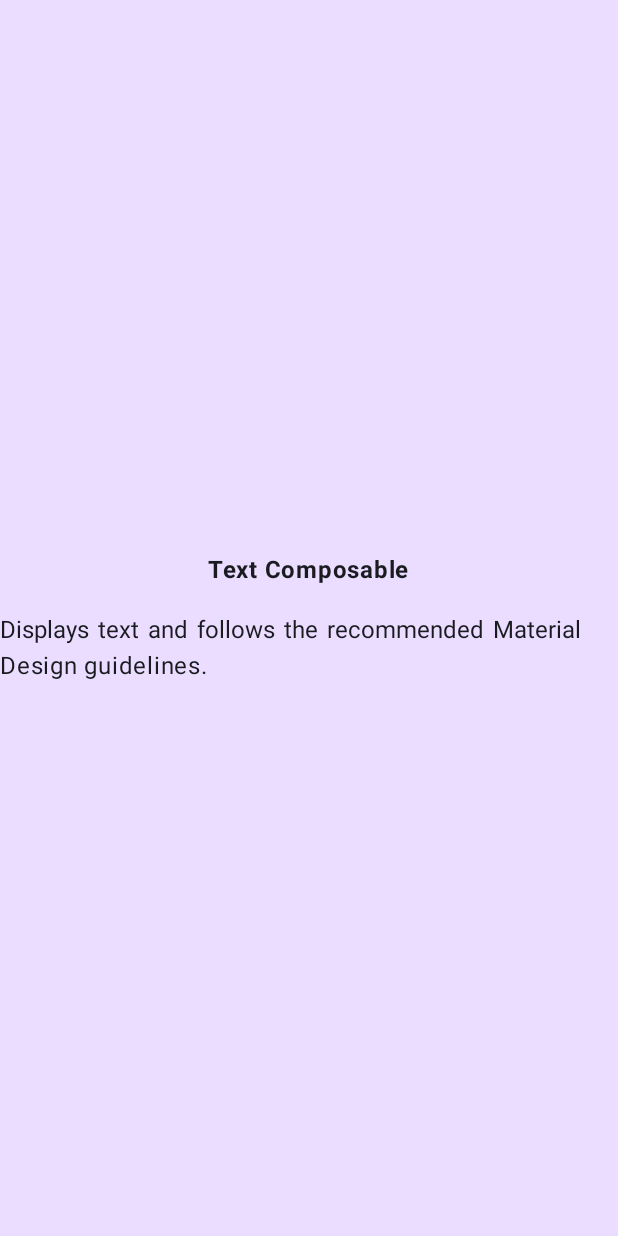
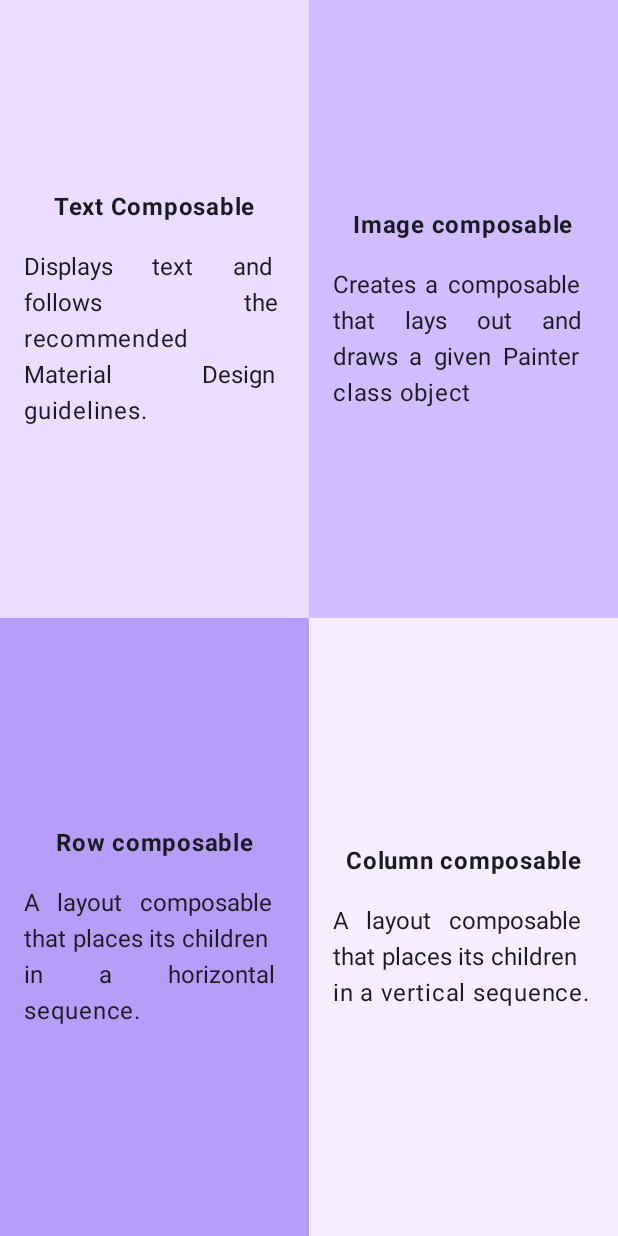
Before and after one commit to DonMykl/ComposeQuadrants, an Android app built with Jetpack Compose: the screen it shows after launch (MainActivity), on a phone screen of 412 x 824 dp. Run offline under Robolectric (Android 15) with nearby library versions, the phone set to English and light mode, and no system bars.

Commit message:
Finalized the last 2 Quadrants, added 16.dp padding to all Quadrants

```diff
--- a/app/src/main/java/com/example/composequadrants/MainActivity.kt
+++ b/app/src/main/java/com/example/composequadrants/MainActivity.kt
@@ -50,7 +50,8 @@ fun Quadrants(
     Column (
         modifier = modifier
             .fillMaxSize()
-            .background(backgroundColor),
+            .background(backgroundColor)
+            .padding(all = 16.dp),
         verticalArrangement = Arrangement.Center,
         horizontalAlignment = Alignment.CenterHorizontally) {
         Text(
@@ -68,19 +69,36 @@ fun Quadrants(
 
 @Composable
 fun DisplayQuadrants(modifier: Modifier = Modifier) {
-    Row(modifier.fillMaxSize()){
+    Column (Modifier.fillMaxSize()) {
+        Row(Modifier.weight(1f)){
             Quadrants(
                 title = stringResource(id = R.string.text_composable_text),
                 description = stringResource(id = R.string.text_composable_description),
                 backgroundColor = Color(0xFFEADDFF),
                 modifier = Modifier.weight(1f)
             )
+            Quadrants(
+                title = stringResource(id = R.string.image_composable_text),
+                description = stringResource(id = R.string.image_composable_description) ,
+                backgroundColor = Color(0xFFD0BCFF),
+                modifier = Modifier.weight(1f))
+        }
+        Row(Modifier.weight(1f)){
+                Quadrants(
+                    title = stringResource(R.string.row_composable_text),
+                    description = stringResource(R.string.row_composable_description),
+                    backgroundColor = Color(0xFFB69DF8),
+                    modifier = modifier.weight(1f))
+            Quadrants(
+                title = stringResource(R.string.column_composable_text),
+                description = stringResource(R.string.column_composable_description),
+                backgroundColor = Color(0xFFF6EDFF),
+                modifier = modifier.weight(1f))
+            }
         }
 
+    }
 
-
-
-}
 
 
 
--- a/app/src/main/res/values/strings.xml
+++ b/app/src/main/res/values/strings.xml
@@ -7,6 +7,7 @@
     <string name="row_composable_text">Row composable</string>
     <string name="column_composable_text">Column composable</string>
     <string name="column_composable_description">A layout composable that places its children in a vertical sequence.</string>
+    <string name="row_composable_description">A layout composable that places its children in a horizontal sequence.</string>
 
 
 </resources>
```
Lines whose indentation alone changed are shown as unchanged.
